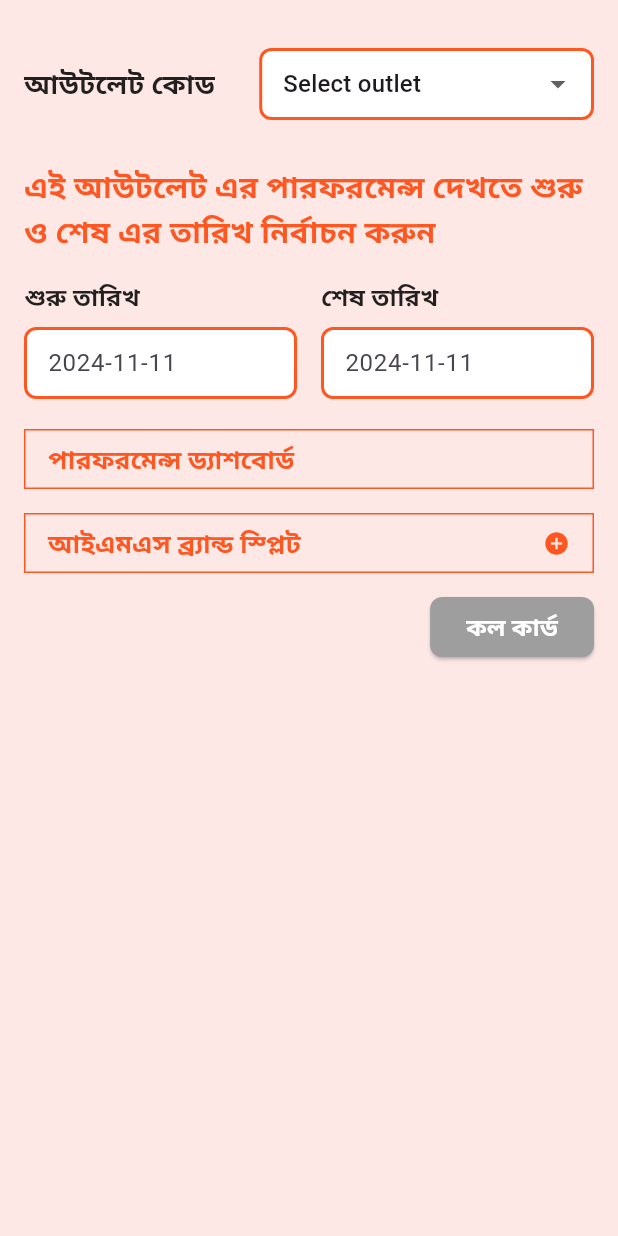
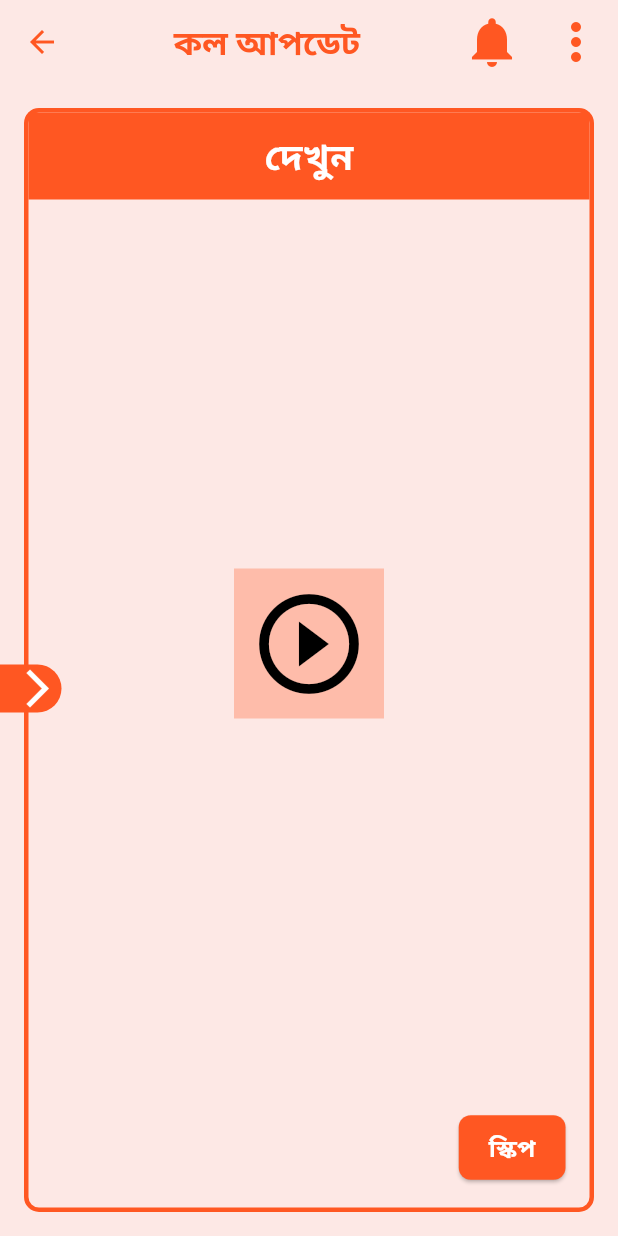
Before and after one commit to Sharif-Shariutullah/Bandhon-Flutter-Apps, a Flutter app: the UIExample screen opened directly, after a tap on "কল কার্ড", on a phone screen of 412 x 824 dp. Run offline on Flutter 3.47's test engine with Material 3 defaults, Android fonts, the phone set to English and light mode, and no system bars.

Commit message:
call panel

```diff
--- /dev/null
+++ b/lib/callAds.dart
@@ -0,0 +1,184 @@
+import 'package:flutter/material.dart';
+import 'package:bandhan/CustomDrawer.dart';
+import 'package:bandhan/DrawerButton.dart';
+
+class Callads extends StatelessWidget {
+  final GlobalKey<ScaffoldState> _scaffoldKey = GlobalKey<ScaffoldState>();
+
+  @override
+  Widget build(BuildContext context) {
+    return Scaffold(
+      key: _scaffoldKey,
+      backgroundColor: Color(0xFFFDE8E5),
+      appBar: AppBar(
+        backgroundColor: Color(0xFFFDE8E5),
+        title: Center(
+          child: Text(
+            'কল আপডেট',
+            style: TextStyle(
+                color: Colors.deepOrange, fontWeight: FontWeight.bold),
+          ),
+        ),
+        iconTheme: const IconThemeData(
+          color: Colors.deepOrange,
+        ),
+        leading: Navigator.canPop(context)
+            ? IconButton(
+                icon: Icon(Icons.arrow_back, color: Colors.deepOrange),
+                onPressed: () {
+                  Navigator.pop(context);
+                },
+              )
+            : null,
+        actions: [
+          IconButton(
+            icon: Icon(
+              Icons.notifications,
+              color: Colors.deepOrange,
+              size: 40.0,
+            ),
+            onPressed: () {
+              Navigator.pushNamed(context, '/notification');
+            },
+          ),
+          PopupMenuButton<int>(
+            icon: Icon(
+              Icons.more_vert,
+              color: Colors.deepOrange,
+              size: 40.0,
+            ),
+            padding: EdgeInsets.all(8.0),
+            onSelected: (item) => onSelected(context, item),
+            offset: Offset(0, 50),
+            color: Colors.deepOrange,
+            itemBuilder: (context) => [
+              PopupMenuItem<int>(
+                value: 0,
+                child: Center(
+                  child: Row(
+                    mainAxisSize: MainAxisSize.min,
+                    children: [
+                      // Icon(Icons.settings, color: Colors.white),
+                      // SizedBox(width: 8),
+                      Text('সেটিং',
+                          style: TextStyle(color: Colors.white, fontSize: 18)),
+                    ],
+                  ),
+                ),
+              ),
+              PopupMenuItem<int>(
+                value: 1,
+                child: Center(
+                  child: Row(
+                    mainAxisSize: MainAxisSize.min,
+                    children: [
+                      // Icon(Icons.logout, color: Colors.white),
+                      // SizedBox(width: 8),
+                      Text('লগ আউট',
+                          style: TextStyle(color: Colors.white, fontSize: 18)),
+                    ],
+                  ),
+                ),
+              ),
+            ],
+          )
+        ],
+      ),
+      body: Stack(
+        children: [
+          Padding(
+            padding: const EdgeInsets.all(16.0),
+
+            child: Container(
+              decoration: BoxDecoration(
+                borderRadius: BorderRadius.circular(10),
+                border: Border.all(color: Colors.deepOrange, width: 3),
+              ),
+              child: Column(
+                crossAxisAlignment: CrossAxisAlignment.stretch,
+                children: [
+                  // Top Text
+                  Container(
+                    color: Colors.deepOrange,
+                    // padding: EdgeInsets.symmetric(vertical: 12),
+                    padding: EdgeInsets.all(12),
+                    child: Center(
+                      child: Text(
+                        'দেখুন',
+                        style: TextStyle(
+                          color: Colors.white,
+                          fontSize: 24,
+                          fontWeight: FontWeight.bold,
+                        ),
+                      ),
+                    ),
+                  ),
+                  // Video Icon
+                  Expanded(
+                    child: Center(
+                      child: Container(
+                        width: 100,
+                        height: 100,
+                        decoration: BoxDecoration(
+                          color: Colors.deepOrange.withOpacity(0.3),
+                          shape: BoxShape.rectangle,
+                        ),
+                        child: Icon(
+                          Icons.play_circle_outline,
+                          size: 80,
+                          color: Colors.black,
+                        ),
+                      ),
+                    ),
+                  ),
+                  // Bottom "Skip" Button
+                  Align(
+                    alignment: Alignment.bottomRight,
+                    child: Padding(
+                      padding: const EdgeInsets.all(16.0),
+                      child: ElevatedButton(
+                        style: ElevatedButton.styleFrom(
+                          backgroundColor: Colors.deepOrange,
+                          padding: EdgeInsets.symmetric(
+                              horizontal: 20, vertical: 10),
+                          shape: RoundedRectangleBorder(
+                            borderRadius: BorderRadius.circular(8),
+                          ),
+                        ),
+                        onPressed: () {
+                          Navigator.pushNamed(context, '/callUpdate');
+                        },
+                        child: Text(
+                          "স্কিপ",
+                          style: TextStyle(
+                            color: Colors.white,
+                            fontSize: 16,
+                            fontWeight: FontWeight.bold,
+                          ),
+                        ),
+                      ),
+                    ),
+                  ),
+                ],
+              ),
+            ),
+          ),
+          DrawerIcon(scaffoldKey: _scaffoldKey),
+        ],
+      ),
+      drawer: CustomDrawer(),
+    );
+  }
+}
+
+void onSelected(BuildContext context, int item) {
+  switch (item) {
+    case 0:
+      Navigator.pushNamed(context, '/settings');
+      break;
+    case 1:
+      Navigator.pushNamed(context, '/login');
+
+      break;
+  }
+}
--- a/lib/outletAndCallCard.dart
+++ b/lib/outletAndCallCard.dart
@@ -461,7 +461,10 @@ class _UIExampleState extends State<UIExample> {
               // Aligns the button to the right
               children: [
                 ElevatedButton(
-                  onPressed: () {},
+                  onPressed: () {
+
+                    Navigator.pushNamed(context, '/callAds');
+                  },
                   style: ElevatedButton.styleFrom(
                     backgroundColor: Colors.grey,
                     shape: RoundedRectangleBorder(
--- a/pubspec.yaml
+++ b/pubspec.yaml
@@ -32,9 +32,12 @@ dependencies:
     sdk: flutter
   intl: ^0.19.0
 
+
+
   # The following adds the Cupertino Icons font to your application.
   # Use with the CupertinoIcons class for iOS style icons.
   cupertino_icons: ^1.0.8
+
 
 dev_dependencies:
   flutter_test:
@@ -45,7 +48,7 @@ dev_dependencies:
   # activated in the `analysis_options.yaml` file located at the root of your
   # package. See that file for information about deactivating specific lint
   # rules and activating additional ones.
-  flutter_lints: ^4.0.0
+  flutter_lints: ^5.0.0
 
 # For information on the generic Dart part of this file, see the
 # following page: https://dart.dev/tools/pub/pubspec
@@ -63,6 +66,7 @@ flutter:
     - assets/logo.jpg
     - assets/logo2.jpg
     - assets/profile.jpg
+
   # An image asset can refer to one or more resolution-specific "variants", see
   # https://flutter.dev/to/resolution-aware-images
 
```
Also changed, not shown: lib/SearchableDropdown.dart (added, +97 -0 lines), lib/callUpdate.dart (added, +233 -0 lines), lib/main.dart (+9 -0 lines), lib/outletLocation.dart (+106 -8 lines), pubspec.lock, 1 other file.
